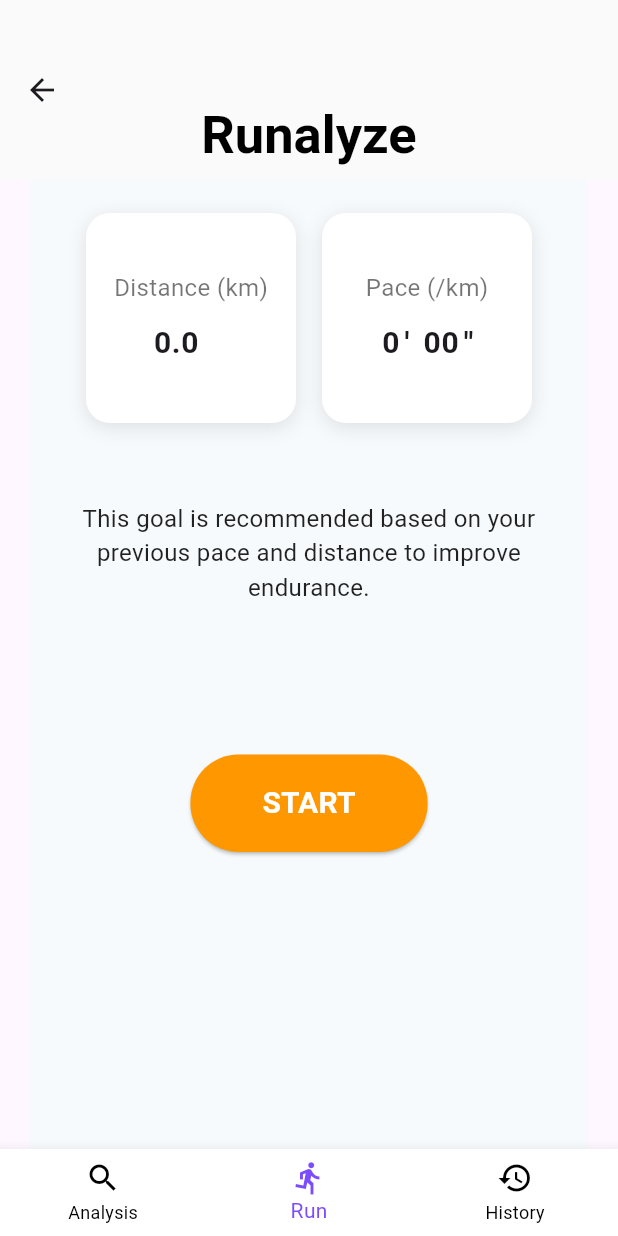
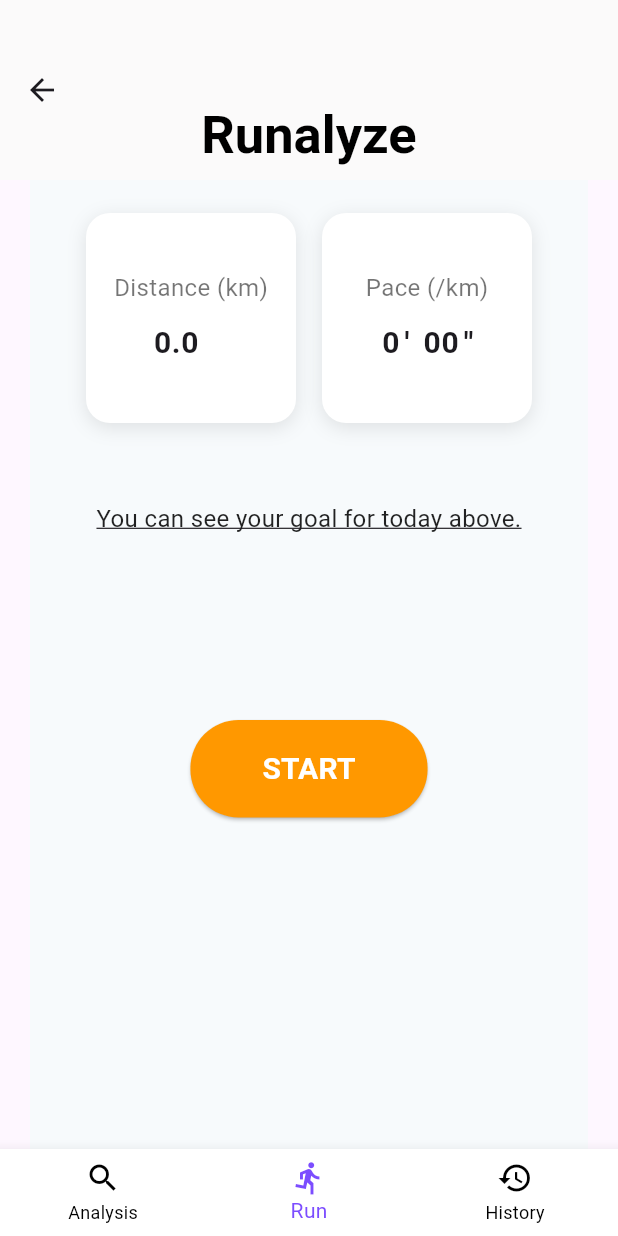
Before and after one commit to JNoctis/Hackathon_Physical_app, a Flutter app: the MainPage screen opened by its route, on a phone screen of 412 x 824 dp. Run offline on Flutter 3.47's test engine with Material 3 defaults, Android fonts, the phone set to English and light mode, and no system bars; our stand-ins replace audioplayers, flutter_dotenv, geolocator, lottie, shared_preferences; accounts and stored records are empty; network calls fail.

```diff
--- a/physicalapp/lib/main.dart
+++ b/physicalapp/lib/main.dart
@@ -240,9 +240,13 @@ class _HomePageState extends State<HomePage> {
           const SizedBox(height: 40),
           const Text(
 
-            'This goal is recommended based on your previous pace and distance to improve endurance.',
+            'You can see your goal for today above.\n',
             textAlign: TextAlign.center,
-            style: TextStyle(fontSize: 16, color: Colors.black87),
+            style: TextStyle(
+              fontSize: 16,
+              color: Colors.black87,
+              decoration: TextDecoration.underline, // ← 加上這行
+            ),
 
           ),
           const SizedBox(height: 100),
```
Also changed, not shown: physicalapp/lib/pages/analysis.dart (+33 -7 lines), physicalapp/lib/pages/history.dart (+20 -20 lines).
